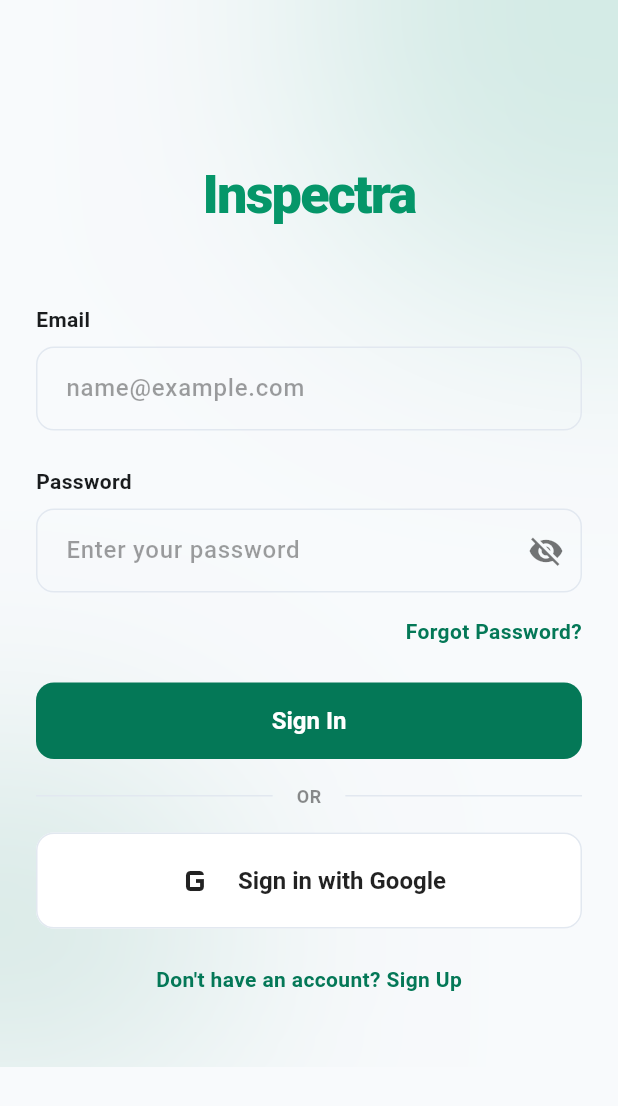
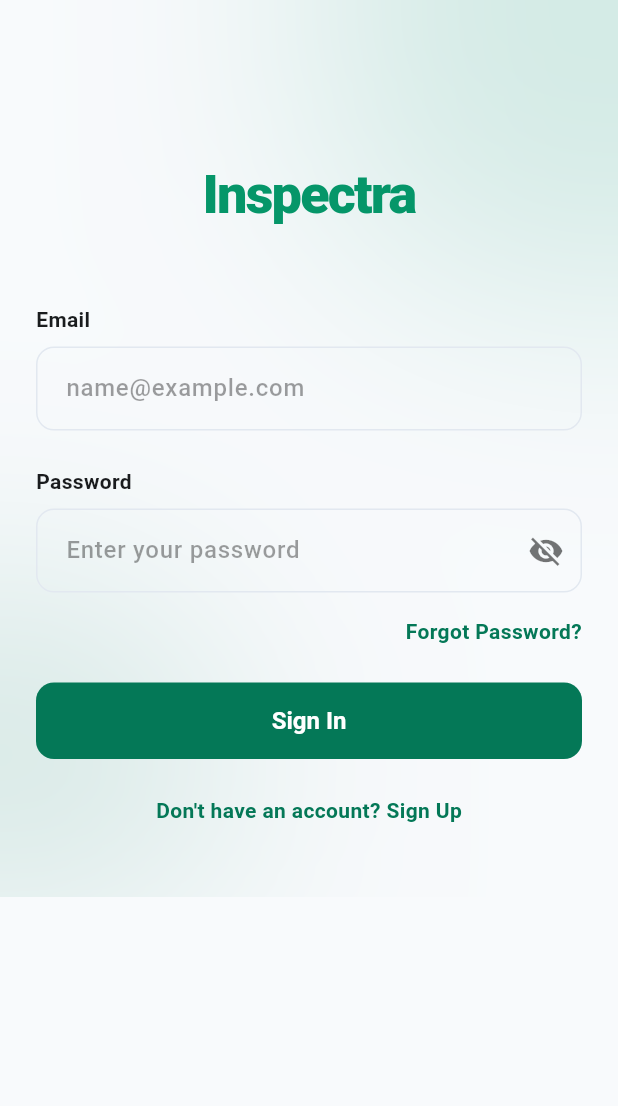
Before and after one commit to josiahcustodio/inspectra-mobile, a Flutter app: the screen it shows after launch, on a phone screen of 412 x 824 dp. Shown: the top 1106 px of the screen. Run offline on Flutter 3.47's test engine with Material 3 defaults, Android fonts, the phone set to English and light mode, and no system bars; our stand-ins replace go_router, hive, hive_flutter, image_picker, qr_flutter, signature and 1 more; missing offline and left inert: mobile_scanner; accounts and stored records are empty.

Commit message:
Remove Google sign-in from the mobile app
The Android OAuth client was never created, so the flow could never
complete on device; email/password with mandatory TOTP MFA stays.

```diff
--- a/lib/data/services/auth_service.dart
+++ b/lib/data/services/auth_service.dart
@@ -1,62 +1,8 @@
 import 'package:flutter/foundation.dart';
-import 'package:google_sign_in/google_sign_in.dart';
 import 'package:supabase_flutter/supabase_flutter.dart';
-
-import '../../core/supabase_config.dart';
 
 class AuthService {
   static GoTrueClient get _auth => Supabase.instance.client.auth;
-  static final GoogleSignIn _googleSignIn = GoogleSignIn(
-    // The WEB client id of the Google project Supabase's provider is
-    // configured with — passed as serverClientId so the idToken's audience
-    // is one Supabase accepts. See SupabaseConfig for the why.
-    serverClientId: kIsWeb ? null : SupabaseConfig.googleServerClientId,
-    clientId: kIsWeb ? SupabaseConfig.googleServerClientId : null,
-  );
-
-  /// Signs in the user with Google.
-  /// Returns true on success, false on failure (e.g. the user cancelled).
-  ///
-  /// No multi-factor exception path any more: Supabase always lands the
-  /// sign-in at AAL1, and AuthProvider decides from the session's assurance
-  /// level whether a TOTP challenge is still owed.
-  // [REF: AUTH_SIGNIN_GOOGLE]
-  static Future<bool> signInWithGoogle() async {
-    try {
-      if (kIsWeb) {
-        // Web redirect flow — the browser leaves and comes back signed in.
-        await _auth.signInWithOAuth(OAuthProvider.google);
-        return true;
-      } else {
-        final GoogleSignInAccount? googleUser = await _googleSignIn.signIn();
-        if (googleUser == null) {
-          // User cancelled — not an error
-          return false;
-        }
-
-        final GoogleSignInAuthentication googleAuth =
-            await googleUser.authentication;
-        final idToken = googleAuth.idToken;
-        if (idToken == null) {
-          throw Exception(
-              'Google did not return an ID token. Check the serverClientId configuration.');
-        }
-
-        await _auth.signInWithIdToken(
-          provider: OAuthProvider.google,
-          idToken: idToken,
-          accessToken: googleAuth.accessToken,
-        );
-        return true;
-      }
-    } on AuthException catch (e) {
-      debugPrint('Google Sign-In AuthException: ${e.code} ${e.message}');
-      throw _friendlyAuthError(e);
-    } catch (e) {
-      debugPrint('Google Sign-In Error: $e');
-      throw Exception('Sign-in failed. Please try again.');
-    }
-  }
 
   // [REF: AUTH_SIGNIN_EMAIL]
   static Future<bool> signInWithEmailPassword(
@@ -142,10 +88,7 @@ class AuthService {
   }
 
   static Future<void> signOut() async {
-    await Future.wait([
-      _auth.signOut(),
-      _googleSignIn.signOut(),
-    ]);
+    await _auth.signOut();
   }
 
   static User? get currentUser => _auth.currentUser;
--- a/lib/ui/screens/login_screen.dart
+++ b/lib/ui/screens/login_screen.dart
@@ -264,79 +264,6 @@ class _LoginScreenState extends State<LoginScreen> {
 
               const SizedBox(height: 16),
 
-              Row(
-                children: [
-                  Expanded(
-                    child: Container(height: 1, color: AppColors.border)
-                  ),
-                  const Padding(
-                    padding: EdgeInsets.symmetric(horizontal: 16),
-                    child: Text(
-                      'OR',
-                      style: TextStyle(
-                        fontFamily: '.SF Pro Text',
-                        fontSize: 12,
-                        fontWeight: FontWeight.w600,
-                        color: Colors.black45,
-                      ),
-                    ),
-                  ),
-                  Expanded(child: Container(height: 1, color: AppColors.border)),
-                ],
-              ),
-
-              const SizedBox(height: 16),
-
-              // Authentic Google Sign In Button
-              if (authProvider.isLoading)
-                const Center(child: CircularProgressIndicator(color: AppColors.brandStrong))
-              else
-                OutlinedButton(
-                  onPressed: () async {
-                    final success = await authProvider.signInWithGoogle();
-                    if (!success && authProvider.errorMessage != null && context.mounted) {
-                      ScaffoldMessenger.of(context).showSnackBar(
-                        SnackBar(content: Text(authProvider.errorMessage!)),
-                      );
-                    }
-                  },
-                  style: OutlinedButton.styleFrom(
-                    backgroundColor: Colors.white,
-                    foregroundColor: Colors.black87,
-                    padding: const EdgeInsets.symmetric(vertical: 16),
-                    side: const BorderSide(color: AppColors.border, width: 1),
-                    shape: RoundedRectangleBorder(
-                      borderRadius: BorderRadius.circular(12),
-                    ),
-                    elevation: 0,
-                  ),
-                  child: Row(
-                    mainAxisAlignment: MainAxisAlignment.center,
-                    children: [
-                      Image.network(
-                        'https://upload.wikimedia.org/wikipedia/commons/thumb/c/c1/Google_%22G%22_logo.svg/768px-Google_%22G%22_logo.svg.png',
-                        height: 24,
-                        width: 24,
-                        errorBuilder: (context, error, stackTrace) => const Icon(Icons.g_mobiledata, size: 32),
-                      ),
-                      const SizedBox(width: 12),
-                      const Flexible(
-                        child: Text(
-                          'Sign in with Google',
-                          style: TextStyle(
-                            fontFamily: '.SF Pro Text',
-                            fontSize: 16,
-                            fontWeight: FontWeight.w600,
-                          ),
-                          overflow: TextOverflow.ellipsis,
-                        ),
-                      ),
-                    ],
-                  ),
-                ),
-
-              const SizedBox(height: 16),
-
               Center(
                 child: InkWell(
                   onTap: () => _showSignUpDialog(context),
--- a/pubspec.yaml
+++ b/pubspec.yaml
@@ -11,7 +11,6 @@ dependencies:
     sdk: flutter
   # Backend (Supabase: Auth incl. TOTP MFA, Postgres via PostgREST, Storage)
   supabase_flutter: ^2.10.0
-  google_sign_in: ^6.2.2
   # Offline storage
   hive: ^2.2.3
   hive_flutter: ^1.1.0
```
Also changed, not shown: lib/core/supabase_config.dart (+0 -13 lines), lib/providers/auth_provider.dart (+5 -20 lines), pubspec.lock, 3 other files.
